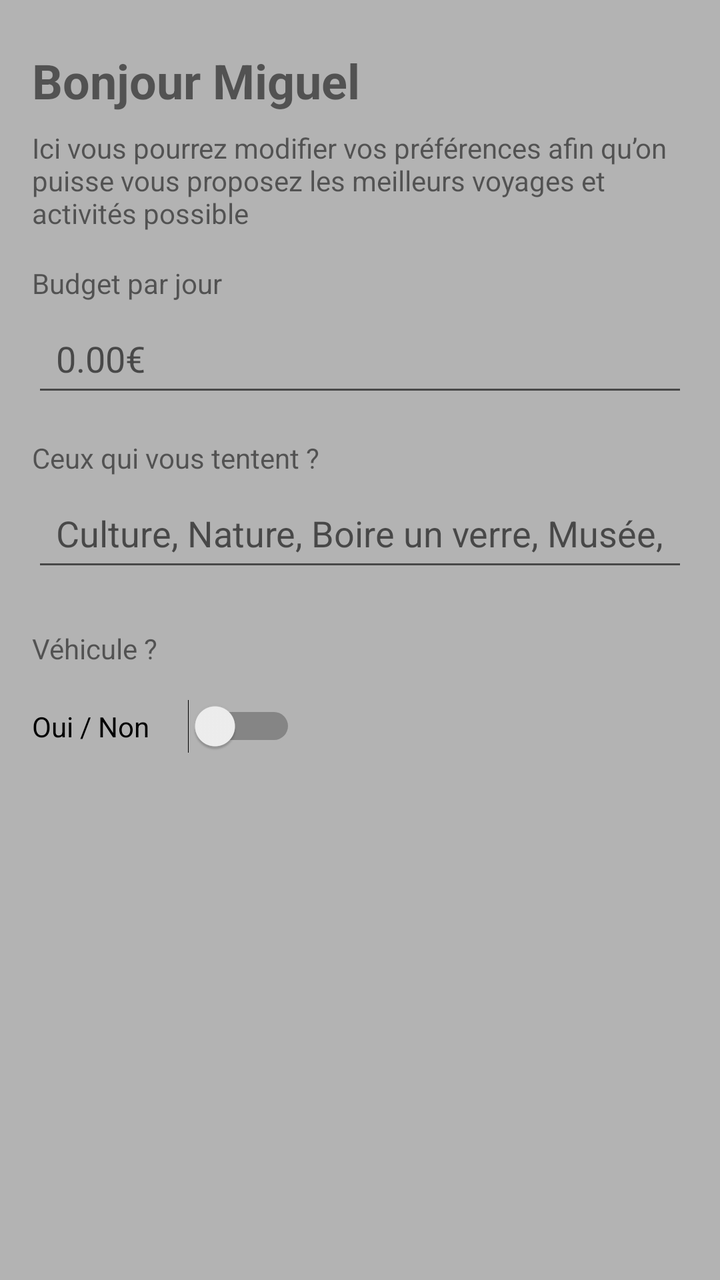
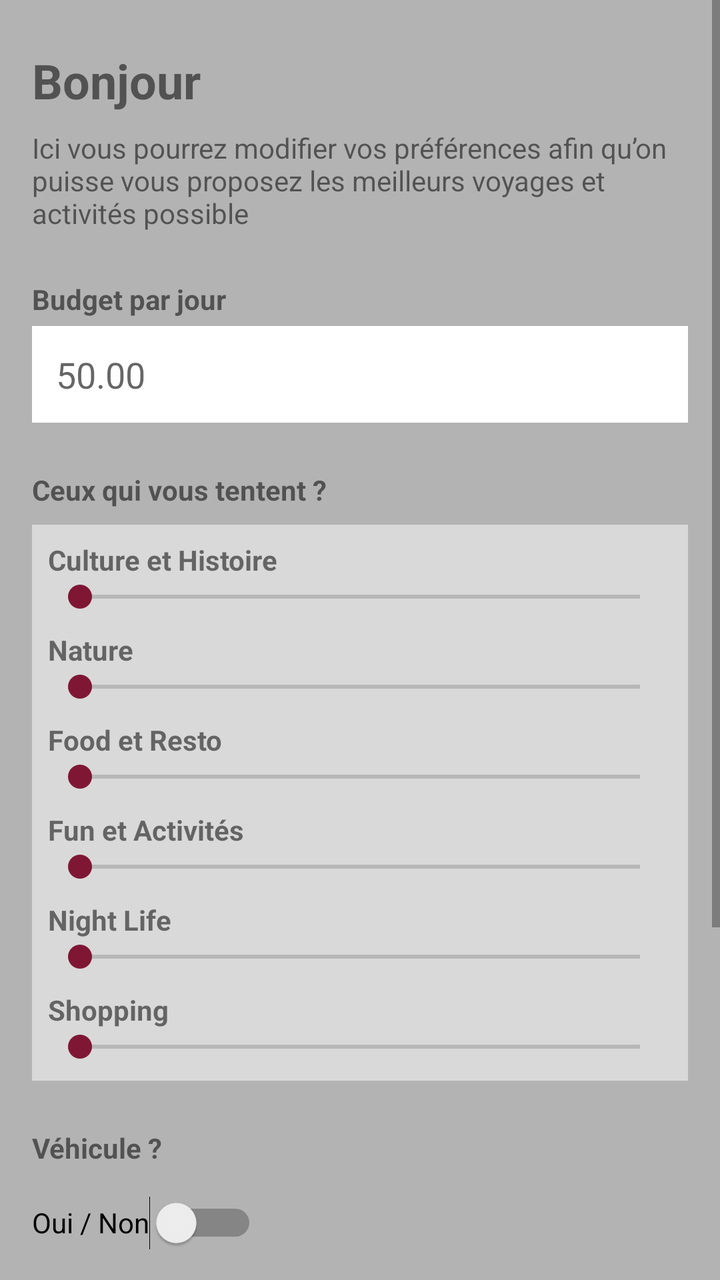

Screens rendered from an Android XML layout before and after an edit, with the pre-edit source and the edit as a unified diff.
<!-- AndroidManifest.xml: application theme Theme.TravelPath -->
<!-- res/layout/activity_user.xml -->
<?xml version="1.0" encoding="utf-8"?>
<androidx.constraintlayout.widget.ConstraintLayout
    xmlns:android="http://schemas.android.com/apk/res/android"
    xmlns:app="http://schemas.android.com/apk/res-auto"
    android:layout_width="match_parent"
    android:layout_height="match_parent"
    android:background="#B3B3B3">

    
    <TextView
        android:id="@+id/tvGreeting"
        android:layout_width="0dp"
        android:layout_height="wrap_content"
        android:text="Bonjour Miguel"
        android:textSize="24sp"
        android:textStyle="bold"
        app:layout_constraintTop_toTopOf="parent"
        app:layout_constraintStart_toStartOf="parent"
        app:layout_constraintEnd_toEndOf="parent"
        android:layout_marginTop="24dp"
        android:layout_marginStart="16dp"
        android:layout_marginEnd="16dp"/>

    
    <TextView
        android:id="@+id/tvDescription"
        android:layout_width="0dp"
        android:layout_height="wrap_content"
        android:text="Ici vous pourrez modifier vos préférences afin qu’on puisse vous proposez les meilleurs voyages et activités possible"
        android:textSize="14sp"
        app:layout_constraintTop_toBottomOf="@id/tvGreeting"
        app:layout_constraintStart_toStartOf="parent"
        app:layout_constraintEnd_toEndOf="parent"
        android:layout_marginTop="8dp"
        android:layout_marginStart="16dp"
        android:layout_marginEnd="16dp"/>

    
    <TextView
        android:id="@+id/tvBudgetLabel"
        android:layout_width="wrap_content"
        android:layout_height="wrap_content"
        android:text="Budget par jour"
        app:layout_constraintTop_toBottomOf="@id/tvDescription"
        app:layout_constraintStart_toStartOf="parent"
        android:layout_marginTop="16dp"
        android:layout_marginStart="16dp"/>

    <EditText
        android:id="@+id/etBudget"
        android:layout_width="0dp"
        android:layout_height="wrap_content"
        android:inputType="numberDecimal"
        android:hint="0.00€"
        android:padding="12dp"
        app:layout_constraintTop_toBottomOf="@id/tvBudgetLabel"
        app:layout_constraintStart_toStartOf="parent"
        app:layout_constraintEnd_toEndOf="parent"
        android:layout_marginStart="16dp"
        android:layout_marginEnd="16dp"
        android:layout_marginTop="4dp"/>

    
    <TextView
        android:id="@+id/tvInterestsLabel"
        android:layout_width="wrap_content"
        android:layout_height="wrap_content"
        android:text="Ceux qui vous tentent ?"
        app:layout_constraintTop_toBottomOf="@id/etBudget"
        app:layout_constraintStart_toStartOf="parent"
        android:layout_marginTop="16dp"
        android:layout_marginStart="16dp"/>

    <AutoCompleteTextView
        android:id="@+id/actvInterests"
        android:layout_width="0dp"
        android:layout_height="wrap_content"
        android:hint="Culture, Nature, Boire un verre, Musée, Rando ?"
        android:padding="12dp"
        android:inputType="text"
        app:layout_constraintTop_toBottomOf="@id/tvInterestsLabel"
        app:layout_constraintStart_toStartOf="parent"
        app:layout_constraintEnd_toEndOf="parent"
        android:layout_marginStart="16dp"
        android:layout_marginEnd="16dp"
        android:layout_marginTop="4dp"/>

    
    <LinearLayout
        android:id="@+id/llSelectedCategories"
        android:layout_width="0dp"
        android:layout_height="wrap_content"
        android:orientation="horizontal"
        app:layout_constraintTop_toBottomOf="@id/actvInterests"
        app:layout_constraintStart_toStartOf="parent"
        app:layout_constraintEnd_toEndOf="parent"
        android:layout_marginStart="16dp"
        android:layout_marginEnd="16dp"
        android:layout_marginTop="8dp"
        />

    <TextView
        android:id="@+id/tvVehicleLabel"
        android:layout_width="wrap_content"
        android:layout_height="wrap_content"
        android:text="Véhicule ?"
        app:layout_constraintTop_toBottomOf="@id/llSelectedCategories"
        app:layout_constraintStart_toStartOf="parent"
        android:layout_marginTop="16dp"
        android:layout_marginStart="16dp"/>

    <Switch
        android:id="@+id/switchVehicle"
        android:layout_width="132dp"
        android:layout_height="51dp"
        android:layout_marginStart="16dp"
        android:layout_marginTop="4dp"
        android:text="Oui / Non"
        app:layout_constraintStart_toStartOf="parent"
        app:layout_constraintTop_toBottomOf="@id/tvVehicleLabel" />
</androidx.constraintlayout.widget.ConstraintLayout>
<!-- resources referenced by this layout -->
<resources>
  <style name="Theme.TravelPath" parent="Theme.MaterialComponents.DayNight.NoActionBar">
          <item name="colorPrimary">@color/travelpath_bordeaux</item>
          <item name="colorPrimaryVariant">@color/travelpath_bordeaux</item>
          <item name="colorOnPrimary">@color/white</item>
  
          <item name="colorSecondary">@color/travelpath_bordeaux</item>
          <item name="colorSecondaryVariant">@color/travelpath_bordeaux</item>
          <item name="colorOnSecondary">@color/white</item>
  
          <item name="android:statusBarColor">?attr/colorPrimaryVariant</item>
      </style>
  <color name="travelpath_bordeaux">#7F1734</color>
  <color name="white">#FFFFFFFF</color>
</resources>

<!-- the commit's change to res/layout/activity_user.xml (unified diff, before → after) -->
@@ -1,121 +1,204 @@
 <?xml version="1.0" encoding="utf-8"?>
-<androidx.constraintlayout.widget.ConstraintLayout
-    xmlns:android="http://schemas.android.com/apk/res/android"
+<ScrollView xmlns:android="http://schemas.android.com/apk/res/android"
     xmlns:app="http://schemas.android.com/apk/res-auto"
     android:layout_width="match_parent"
     android:layout_height="match_parent"
-    android:background="#B3B3B3">
-
-    
-    <TextView
-        android:id="@+id/tvGreeting"
-        android:layout_width="0dp"
+    android:background="#B3B3B3"
+    android:fillViewport="true">
+
+    <androidx.constraintlayout.widget.ConstraintLayout
+        android:layout_width="match_parent"
         android:layout_height="wrap_content"
-        android:text="Bonjour Miguel"
-        android:textSize="24sp"
-        android:textStyle="bold"
-        app:layout_constraintTop_toTopOf="parent"
-        app:layout_constraintStart_toStartOf="parent"
-        app:layout_constraintEnd_toEndOf="parent"
-        android:layout_marginTop="24dp"
-        android:layout_marginStart="16dp"
-        android:layout_marginEnd="16dp"/>
-
-    
-    <TextView
-        android:id="@+id/tvDescription"
-        android:layout_width="0dp"
-        android:layout_height="wrap_content"
-        android:text="Ici vous pourrez modifier vos préférences afin qu’on puisse vous proposez les meilleurs voyages et activités possible"
-        android:textSize="14sp"
-        app:layout_constraintTop_toBottomOf="@id/tvGreeting"
-        app:layout_constraintStart_toStartOf="parent"
-        app:layout_constraintEnd_toEndOf="parent"
-        android:layout_marginTop="8dp"
-        android:layout_marginStart="16dp"
-        android:layout_marginEnd="16dp"/>
-
-    
-    <TextView
-        android:id="@+id/tvBudgetLabel"
-        android:layout_width="wrap_content"
-        android:layout_height="wrap_content"
-        android:text="Budget par jour"
-        app:layout_constraintTop_toBottomOf="@id/tvDescription"
-        app:layout_constraintStart_toStartOf="parent"
-        android:layout_marginTop="16dp"
-        android:layout_marginStart="16dp"/>
-
-    <EditText
-        android:id="@+id/etBudget"
-        android:layout_width="0dp"
-        android:layout_height="wrap_content"
-        android:inputType="numberDecimal"
-        android:hint="0.00€"
-        android:padding="12dp"
-        app:layout_constraintTop_toBottomOf="@id/tvBudgetLabel"
-        app:layout_constraintStart_toStartOf="parent"
-        app:layout_constraintEnd_toEndOf="parent"
-        android:layout_marginStart="16dp"
-        android:layout_marginEnd="16dp"
-        android:layout_marginTop="4dp"/>
-
-    
-    <TextView
-        android:id="@+id/tvInterestsLabel"
-        android:layout_width="wrap_content"
-        android:layout_height="wrap_content"
-        android:text="Ceux qui vous tentent ?"
-        app:layout_constraintTop_toBottomOf="@id/etBudget"
-        app:layout_constraintStart_toStartOf="parent"
-        android:layout_marginTop="16dp"
-        android:layout_marginStart="16dp"/>
-
-    <AutoCompleteTextView
-        android:id="@+id/actvInterests"
-        android:layout_width="0dp"
-        android:layout_height="wrap_content"
-        android:hint="Culture, Nature, Boire un verre, Musée, Rando ?"
-        android:padding="12dp"
-        android:inputType="text"
-        app:layout_constraintTop_toBottomOf="@id/tvInterestsLabel"
-        app:layout_constraintStart_toStartOf="parent"
-        app:layout_constraintEnd_toEndOf="parent"
-        android:layout_marginStart="16dp"
-        android:layout_marginEnd="16dp"
-        android:layout_marginTop="4dp"/>
-
-    
-    <LinearLayout
-        android:id="@+id/llSelectedCategories"
-        android:layout_width="0dp"
-        android:layout_height="wrap_content"
-        android:orientation="horizontal"
-        app:layout_constraintTop_toBottomOf="@id/actvInterests"
-        app:layout_constraintStart_toStartOf="parent"
-        app:layout_constraintEnd_toEndOf="parent"
-        android:layout_marginStart="16dp"
-        android:layout_marginEnd="16dp"
-        android:layout_marginTop="8dp"
-        />
-
-    <TextView
-        android:id="@+id/tvVehicleLabel"
-        android:layout_width="wrap_content"
-        android:layout_height="wrap_content"
-        android:text="Véhicule ?"
-        app:layout_constraintTop_toBottomOf="@id/llSelectedCategories"
-        app:layout_constraintStart_toStartOf="parent"
-        android:layout_marginTop="16dp"
-        android:layout_marginStart="16dp"/>
-
-    <Switch
-        android:id="@+id/switchVehicle"
-        android:layout_width="132dp"
-        android:layout_height="51dp"
-        android:layout_marginStart="16dp"
-        android:layout_marginTop="4dp"
-        android:text="Oui / Non"
-        app:layout_constraintStart_toStartOf="parent"
-        app:layout_constraintTop_toBottomOf="@id/tvVehicleLabel" />
-</androidx.constraintlayout.widget.ConstraintLayout>
+        android:paddingBottom="32dp">
+
+        <TextView
+            android:id="@+id/tvGreeting"
+            android:layout_width="0dp"
+            android:layout_height="wrap_content"
+            android:layout_marginTop="24dp"
+            android:layout_marginStart="16dp"
+            android:layout_marginEnd="16dp"
+            android:text="Bonjour"
+            android:textSize="24sp"
+            android:textStyle="bold"
+            app:layout_constraintEnd_toEndOf="parent"
+            app:layout_constraintStart_toStartOf="parent"
+            app:layout_constraintTop_toTopOf="parent" />
+
+        <TextView
+            android:id="@+id/tvDescription"
+            android:layout_width="0dp"
+            android:layout_height="wrap_content"
+            android:layout_marginTop="8dp"
+            android:layout_marginStart="16dp"
+            android:layout_marginEnd="16dp"
+            android:text="Ici vous pourrez modifier vos préférences afin qu’on puisse vous proposez les meilleurs voyages et activités possible"
+            android:textSize="14sp"
+            app:layout_constraintEnd_toEndOf="parent"
+            app:layout_constraintStart_toStartOf="parent"
+            app:layout_constraintTop_toBottomOf="@id/tvGreeting" />
+
+        <TextView
+            android:id="@+id/tvBudgetLabel"
+            android:layout_width="wrap_content"
+            android:layout_height="wrap_content"
+            android:layout_marginTop="24dp"
+            android:layout_marginStart="16dp"
+            android:text="Budget par jour"
+            android:textStyle="bold"
+            app:layout_constraintStart_toStartOf="parent"
+            app:layout_constraintTop_toBottomOf="@id/tvDescription" />
+
+        <EditText
+            android:id="@+id/etBudget"
+            android:layout_width="0dp"
+            android:layout_height="wrap_content"
+            android:layout_marginTop="4dp"
+            android:layout_marginStart="16dp"
+            android:layout_marginEnd="16dp"
+            android:hint="50.00"
+            android:background="#FFFFFF"
+            android:padding="12dp"
+            android:inputType="numberDecimal"
+            app:layout_constraintEnd_toEndOf="parent"
+            app:layout_constraintStart_toStartOf="parent"
+            app:layout_constraintTop_toBottomOf="@id/tvBudgetLabel" />
+
+        <TextView
+            android:id="@+id/tvInterestsLabel"
+            android:layout_width="wrap_content"
+            android:layout_height="wrap_content"
+            android:layout_marginTop="24dp"
+            android:layout_marginStart="16dp"
+            android:text="Ceux qui vous tentent ?"
+            android:textStyle="bold"
+            app:layout_constraintStart_toStartOf="parent"
+            app:layout_constraintTop_toBottomOf="@id/etBudget" />
+
+        <LinearLayout
+            android:id="@+id/llSliders"
+            android:layout_width="0dp"
+            android:layout_height="wrap_content"
+            android:orientation="vertical"
+            android:layout_marginTop="8dp"
+            android:layout_marginStart="16dp"
+            android:layout_marginEnd="16dp"
+            android:padding="8dp"
+            android:background="#D9D9D9"
+            app:layout_constraintTop_toBottomOf="@id/tvInterestsLabel"
+            app:layout_constraintStart_toStartOf="parent"
+            app:layout_constraintEnd_toEndOf="parent">
+
+            <TextView android:layout_width="wrap_content" android:layout_height="wrap_content" android:text="Culture et Histoire" android:textStyle="bold"/>
+            <SeekBar android:id="@+id/seekCulture" android:max="100" android:layout_width="match_parent" android:layout_height="wrap_content" android:layout_marginBottom="8dp"/>
+
+            <TextView android:layout_width="wrap_content" android:layout_height="wrap_content" android:text="Nature" android:textStyle="bold"/>
+            <SeekBar android:id="@+id/seekNature" android:max="100" android:layout_width="match_parent" android:layout_height="wrap_content" android:layout_marginBottom="8dp"/>
+
+            <TextView android:layout_width="wrap_content" android:layout_height="wrap_content" android:text="Food et Resto" android:textStyle="bold"/>
+            <SeekBar android:id="@+id/seekFood" android:max="100" android:layout_width="match_parent" android:layout_height="wrap_content" android:layout_marginBottom="8dp"/>
+
+            <TextView android:layout_width="wrap_content" android:layout_height="wrap_content" android:text="Fun et Activités" android:textStyle="bold"/>
+            <SeekBar android:id="@+id/seekFun" android:max="100" android:layout_width="match_parent" android:layout_height="wrap_content" android:layout_marginBottom="8dp"/>
+
+            <TextView android:layout_width="wrap_content" android:layout_height="wrap_content" android:text="Night Life" android:textStyle="bold"/>
+            <SeekBar android:id="@+id/seekNight" android:max="100" android:layout_width="match_parent" android:layout_height="wrap_content" android:layout_marginBottom="8dp"/>
+
+            <TextView android:layout_width="wrap_content" android:layout_height="wrap_content" android:text="Shopping" android:textStyle="bold"/>
+            <SeekBar android:id="@+id/seekShopping" android:max="100" android:layout_width="match_parent" android:layout_height="wrap_content"/>
+        </LinearLayout>
+
+        <TextView
+            android:id="@+id/tvVehicleLabel"
+            android:layout_width="wrap_content"
+            android:layout_height="wrap_content"
+            android:layout_marginTop="24dp"
+            android:layout_marginStart="16dp"
+            android:text="Véhicule ?"
+            android:textStyle="bold"
+            app:layout_constraintStart_toStartOf="parent"
+            app:layout_constraintTop_toBottomOf="@id/llSliders" />
+
+        <Switch
+            android:id="@+id/switchVehicle"
+            android:layout_width="wrap_content"
+            android:layout_height="wrap_content"
+            android:layout_marginTop="4dp"
+            android:layout_marginStart="16dp"
+            android:text="Oui / Non"
+            android:minHeight="48dp"
+            app:layout_constraintStart_toStartOf="parent"
+            app:layout_constraintTop_toBottomOf="@id/tvVehicleLabel" />
+
+        <LinearLayout
+            android:id="@+id/llDensityBlock"
+            android:layout_width="0dp"
+            android:layout_height="wrap_content"
+            android:orientation="vertical"
+            android:background="#D9D9D9"
+            android:padding="16dp"
+            android:layout_marginTop="24dp"
+            android:layout_marginStart="16dp"
+            android:layout_marginEnd="16dp"
+            app:layout_constraintTop_toBottomOf="@id/switchVehicle"
+            app:layout_constraintStart_toStartOf="parent"
+            app:layout_constraintEnd_toEndOf="parent">
+
+            <TextView
+                android:layout_width="wrap_content"
+                android:layout_height="wrap_content"
+                android:text="Densité des étapes"
+                android:textStyle="bold"
+                android:textColor="#000000"
+                android:textSize="16sp"
+                android:layout_marginBottom="8dp"/>
+
+            <SeekBar
+                android:id="@+id/seekSpreading"
+                android:layout_width="match_parent"
+                android:layout_height="wrap_content"
+                android:max="100"
+                android:progress="30"
+                android:progressTint="#7F1734"
+                android:thumbTint="#7F1734"/>
+
+            <RelativeLayout
+                android:layout_width="match_parent"
+                android:layout_height="wrap_content"
+                android:layout_marginTop="4dp">
+
+                <TextView
+                    android:layout_width="wrap_content"
+                    android:layout_height="wrap_content"
+                    android:text="Tout voir"
+                    android:textSize="12sp"
+                    android:textColor="#555555"
+                    android:layout_alignParentStart="true"/>
+
+                <TextView
+                    android:layout_width="wrap_content"
+                    android:layout_height="wrap_content"
+                    android:text="Aéré"
+                    android:textSize="12sp"
+                    android:textColor="#555555"
+                    android:layout_alignParentEnd="true"/>
+            </RelativeLayout>
+        </LinearLayout>
+
+        <Button
+            android:id="@+id/btnSave"
+            android:layout_width="0dp"
+            android:layout_height="60dp"
+            android:layout_marginTop="32dp"
+            android:layout_marginStart="16dp"
+            android:layout_marginEnd="16dp"
+            android:text="ENREGISTRER MES PRÉFÉRENCES"
+            android:backgroundTint="#7F1734"
+            android:textStyle="bold"
+            android:textColor="#FFFFFF"
+            app:layout_constraintTop_toBottomOf="@id/llDensityBlock"
+            app:layout_constraintStart_toStartOf="parent"
+            app:layout_constraintEnd_toEndOf="parent"/>
+
+    </androidx.constraintlayout.widget.ConstraintLayout>
+</ScrollView>
